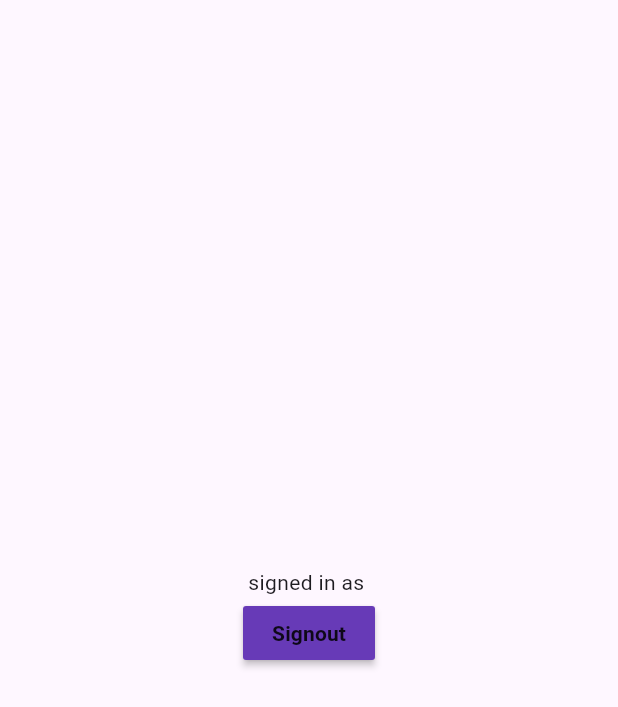
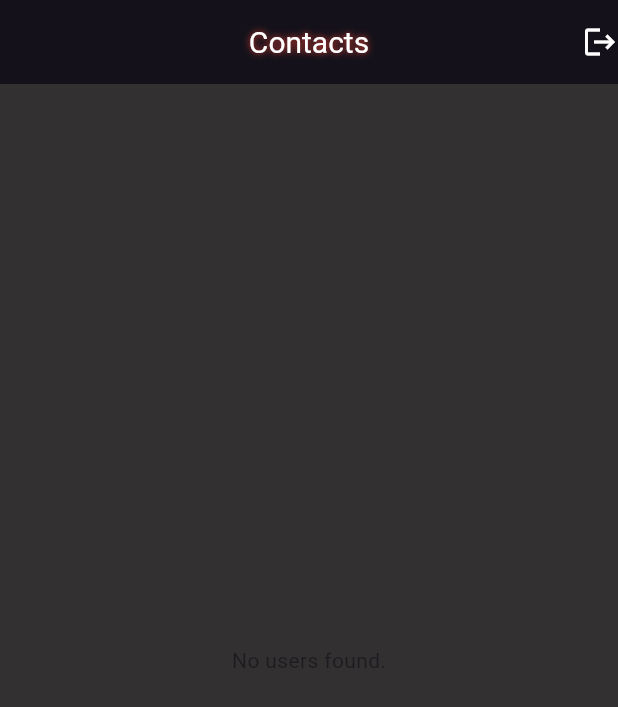
Before and after one commit to manandev18/Social-Media-App, a Flutter app: the screen it shows once a user with an empty profile is signed in, on a phone screen of 412 x 824 dp. Shown: the top 707 px of the screen. Run offline on Flutter 3.47's test engine with Material 3 defaults, Android fonts, the phone set to English and light mode, and no system bars; our stand-ins replace cloud_firestore, firebase_auth, firebase_core, google_fonts; accounts and stored records are empty; network calls fail.

Commit message:
app made

```diff
--- a/lib/pages/homepage.dart
+++ b/lib/pages/homepage.dart
@@ -1,5 +1,8 @@
+import 'package:cloud_firestore/cloud_firestore.dart';
 import 'package:firebase_auth/firebase_auth.dart';
 import 'package:flutter/material.dart';
+import 'package:todo/pages/Chatpage.dart';
+import 'package:todo/pages/Usertile.dart';
 import 'package:todo/pages/loginpage.dart';
 
 class Homepage extends StatefulWidget {
@@ -11,24 +14,84 @@ class Homepage extends StatefulWidget {
 
 class _HomepageState extends State<Homepage> {
   final user = FirebaseAuth.instance.currentUser!;
+
+  Stream<List<Map<String, dynamic>>> getUserStream() {
+    return FirebaseFirestore.instance
+        .collection('user')
+        .snapshots()
+        .map((snapshot) {
+      return snapshot.docs
+          .map((doc) => doc.data())
+          .where((userData) => userData['email'] != user.email)
+          .toList();
+    });
+  }
+
   @override
   Widget build(BuildContext context) {
     return Scaffold(
-        body: Center(
-            child: Column(
-      mainAxisAlignment: MainAxisAlignment.center,
-      children: [
-        Text('signed in as ${user.email!}'),
-        MaterialButton(
-            onPressed: () {
-              FirebaseAuth.instance.signOut();
+      backgroundColor: Color.fromARGB(255, 50, 48, 48),
+      appBar: AppBar(
+        centerTitle: true,
+        title: Text(
+          'Contacts',
+          style: TextStyle(
+              color: Colors.white,
+              shadows: [
+                Shadow(
+                  color: Colors.red,
+                  blurRadius: 6,
+                )
+              ],
+              fontSize: 20),
+        ),
+        actions: [
+          InkWell(
+            onTap: FirebaseAuth.instance.signOut,
+            child: Icon(
+              Icons.logout,
+              shadows: [Shadow(color: Colors.white)],
+            ),
+          )
+        ],
+        elevation: 20,
+        backgroundColor: Colors.black87,
+        foregroundColor: Colors.white,
+      ),
+      body: SafeArea(
+        child: Padding(
+          padding: const EdgeInsets.all(8.0),
+          child: StreamBuilder<List<Map<String, dynamic>>>(
+            stream: getUserStream(),
+            builder: (context, snapshot) {
+              if (snapshot.connectionState == ConnectionState.waiting) {
+                return Center(child: CircularProgressIndicator());
+              } else if (snapshot.hasError) {
+                return Center(child: Text('Error: ${snapshot.error}'));
+              } else if (!snapshot.hasData || snapshot.data!.isEmpty) {
+                return Center(child: Text('No users found.'));
+              }
+
+              final users = snapshot.data!;
+
+              return ListView.builder(
+                itemCount: users.length,
+                itemBuilder: (context, index) {
+                  final userData = users[index];
+                  return Column(
+                    children: [
+                      Builder(builder: (context) {
+                        return UserTile(userData: userData);
+                      }),
+                      SizedBox(height: 8.0),
+                    ],
+                  );
+                },
+              );
             },
-            color: Colors.deepPurple,
-            child: Text(
-              'Signout',
-              style: TextStyle(fontWeight: FontWeight.bold),
-            ))
-      ],
-    )));
+          ),
+        ),
+      ),
+    );
   }
 }
--- a/pubspec.yaml
+++ b/pubspec.yaml
@@ -36,6 +36,7 @@ dependencies:
   cupertino_icons: ^1.0.6
   google_fonts: ^6.2.1
   firebase_auth: ^5.1.2
+  cloud_firestore: ^5.1.0
 
 dev_dependencies:
   flutter_test:
```
Also changed, not shown: lib/fireservice.dart/sendreceive.dart (added, +39 -0 lines), lib/fireservice.dart/signin.dart (+17 -5 lines), lib/fireservice.dart/signup.dart (+29 -4 lines), lib/models/message.dart (added, +29 -0 lines), lib/pages/Chatpage.dart (added, +149 -0 lines), lib/pages/Forgotpass.dart (+26 -12 lines), lib/pages/Usertile.dart (added, +44 -0 lines), lib/pages/chatbubble.dart (added, +31 -0 lines), lib/pages/loginpage.dart (+6 -3 lines), lib/pages/registerpage.dart (+3 -5 lines), pubspec.lock, 5 other files.
